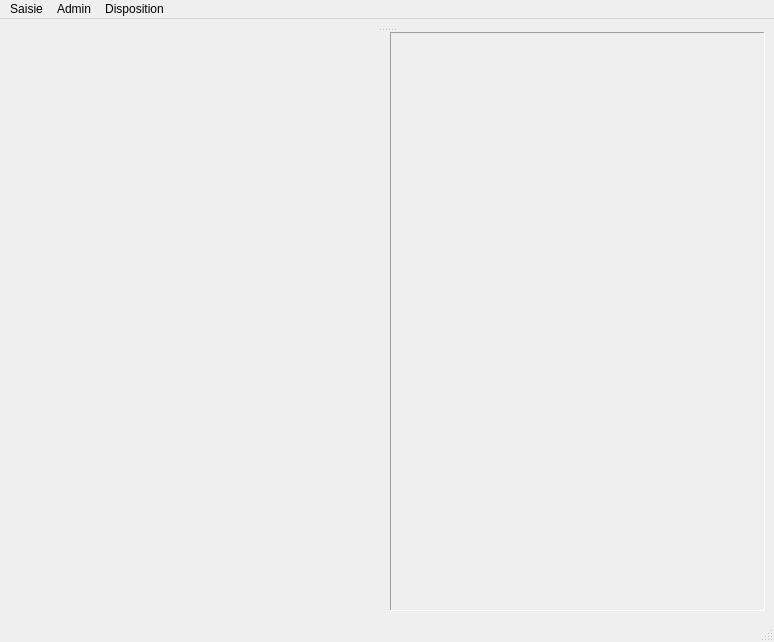
This is src/Gui/Masque/MainMasque.ui in chani2022/python as Qt 5 draws it before an edit. The edited form follows.
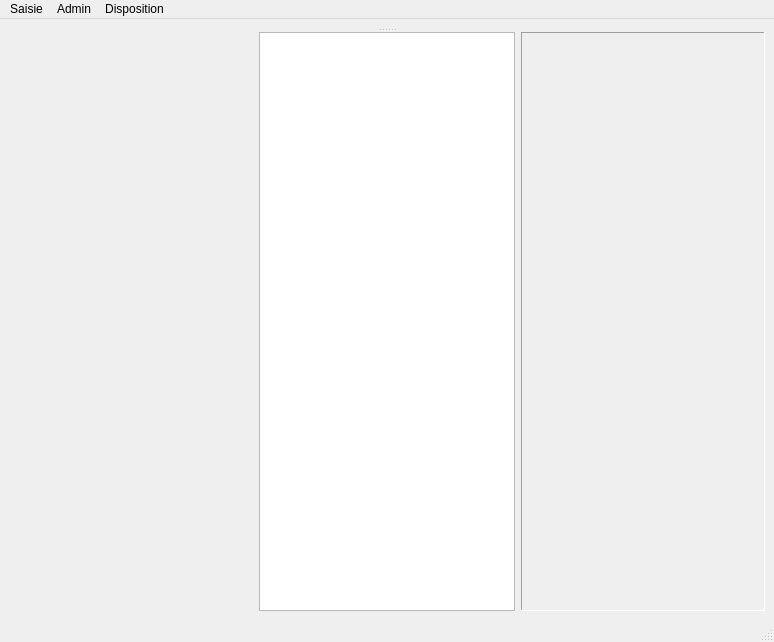
This is the edited form.

Patch:
```diff
--- a/src/Gui/Masque/MainMasque.ui
+++ b/src/Gui/Masque/MainMasque.ui
@@ -17,7 +17,7 @@
    <bool>false</bool>
   </property>
   <widget class="QWidget" name="central_widget">
-   <layout class="QVBoxLayout" name="verticalLayout">
+   <layout class="QHBoxLayout" name="horizontalLayout_2">
     <item>
      <widget class="QSplitter" name="splitter_main">
       <property name="orientation">
@@ -43,8 +43,17 @@
            </property>
           </widget>
          </item>
+         <item>
+          <widget class="QTableWidget" name="table_widget_production"/>
+         </item>
          <item>
           <widget class="QScrollArea" name="scroll_area_list_images">
+           <property name="font">
+            <font>
+             <family>Papyrus</family>
+             <pointsize>12</pointsize>
+            </font>
+           </property>
            <property name="styleSheet">
             <string notr="true">width:48px;</string>
            </property>
@@ -62,7 +71,7 @@
              <rect>
               <x>0</x>
               <y>0</y>
-              <width>372</width>
+              <width>241</width>
               <height>574</height>
              </rect>
             </property>
```
